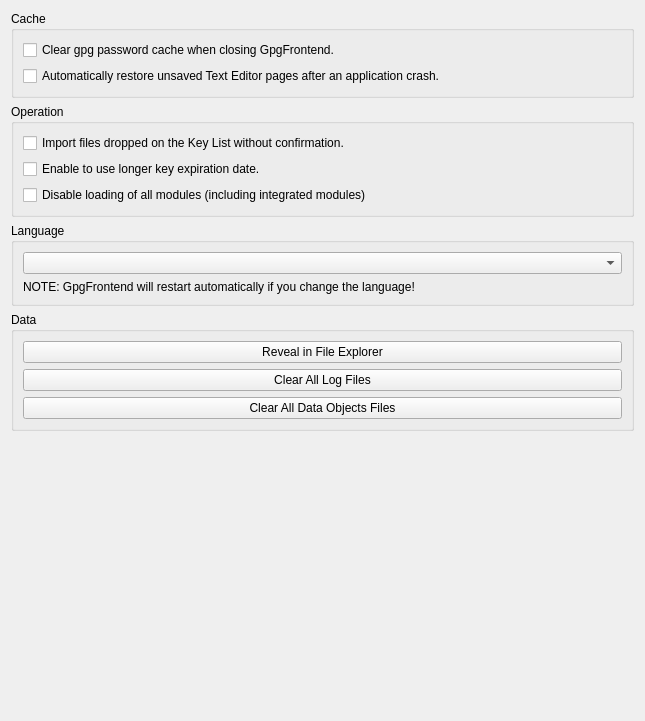
saturneric/GpgFrontend, file ui/GeneralSettings.ui: the form before one commit.
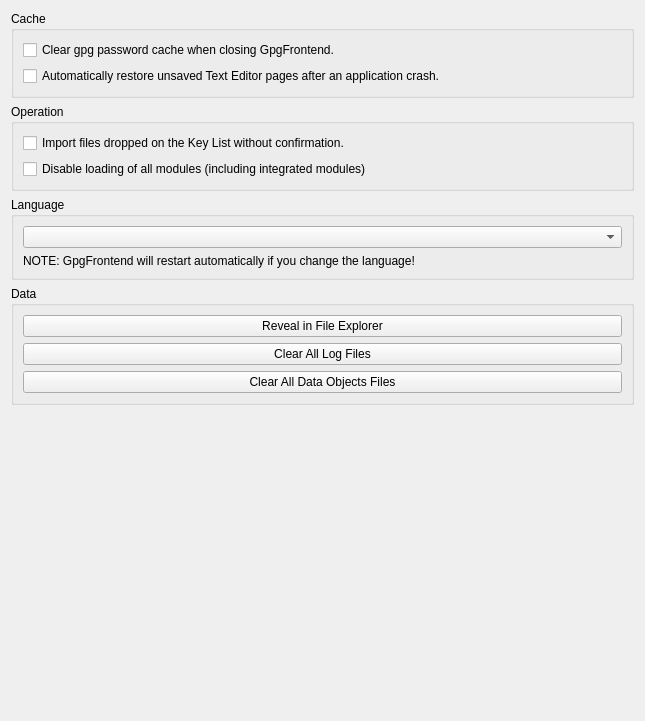
The form after the commit.

Commit message: chore: remove setting 'basic/longer_expiration_date'

```diff
--- a/ui/GeneralSettings.ui
+++ b/ui/GeneralSettings.ui
@@ -58,13 +58,6 @@
             </property>
            </widget>
           </item>
-          <item>
-           <widget class="QCheckBox" name="longerKeyExpirationDateCheckBox">
-            <property name="text">
-             <string>Enable to use longer key expiration date.</string>
-            </property>
-           </widget>
-          </item>
           <item>
            <widget class="QCheckBox" name="disableLoadingModulesCheckBox">
             <property name="text">
```
Left out of the diff: 4 changed lines with no effect on the pictures. The commit also changes 5 other files.
